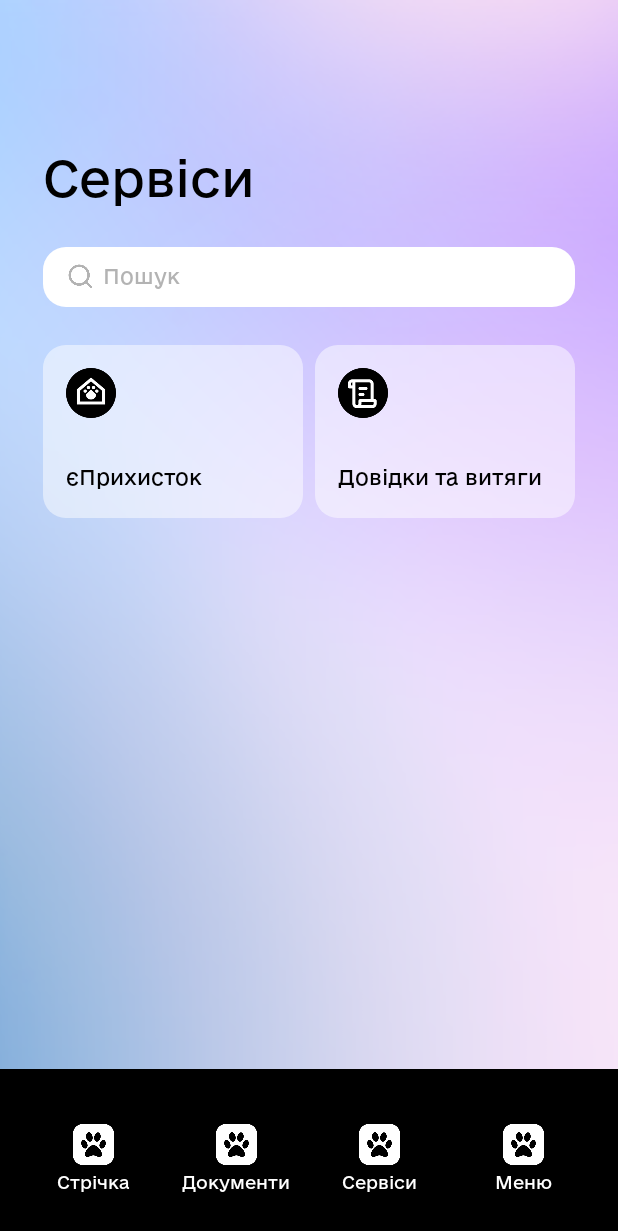
After one commit to kozlov4/ePet, an Android app: the ServicesFragment screen opened through its navigation route, on a phone screen of 412 x 824 dp. The commit adds this screen. Shown: the top 1231 px of the screen. Run offline under Robolectric (Android 15) with nearby library versions, the phone set to English and light mode, and no system bars.

Commit message:
Додана сторінка сервісів

```diff
--- a/android/app/src/main/java/com/example/epet/ui/main/view/MainActivity.kt
+++ b/android/app/src/main/java/com/example/epet/ui/main/view/MainActivity.kt
@@ -57,6 +57,12 @@
                 navController.navigate(R.id.fragment_documents, null, navOptions)
             }
         }
+
+        ll_to_services.setOnClickListener {
+            if (navController.currentDestination?.id != R.id.fragment_services) {
+                navController.navigate(R.id.fragment_services, null, navOptions)
+            }
+        }
     }
 
     /** Ініціалізація навігаційного інтерфейсу **/
--- /dev/null
+++ b/android/app/src/main/java/com/example/epet/ui/main/view/ServicesFragment.kt
@@ -0,0 +1,27 @@
+package com.example.epet.ui.main.view
+
+import android.os.Bundle
+import android.view.LayoutInflater
+import android.view.View
+import android.view.ViewGroup
+import android.widget.TextView
+import androidx.appcompat.widget.AppCompatButton
+import androidx.fragment.app.Fragment
+import androidx.navigation.fragment.findNavController
+import com.example.epet.R
+
+class ServicesFragment : Fragment() {
+
+    override fun onCreateView(inflater: LayoutInflater, container: ViewGroup?, savedInstanceState: Bundle?): View? {
+        return inflater.inflate(R.layout.fragment_services, container, false)
+    }
+
+    override fun onViewCreated(view: View, savedInstanceState: Bundle?) {
+        super.onViewCreated(view, savedInstanceState)
+        initViews(view)
+    }
+
+    /** Ініціалізація всіх елементів інтерфейсу **/
+    private fun initViews(view: View) {
+    }
+}
--- /dev/null
+++ b/android/app/src/main/res/drawable/bg_services.xml
@@ -0,0 +1,6 @@
+<?xml version="1.0" encoding="utf-8"?>
+<shape xmlns:android="http://schemas.android.com/apk/res/android"
+    android:shape="rectangle">
+    <solid android:color="#80FFFFFF"/>
+    <corners android:radius="15dp"/>
+</shape>
--- /dev/null
+++ b/android/app/src/main/res/layout/fragment_services.xml
@@ -0,0 +1,183 @@
+<?xml version="1.0" encoding="utf-8"?>
+<androidx.constraintlayout.widget.ConstraintLayout xmlns:android="http://schemas.android.com/apk/res/android"
+    xmlns:app="http://schemas.android.com/apk/res-auto"
+    android:layout_width="match_parent"
+    android:layout_height="match_parent"
+    android:background="@drawable/bg_gradient">
+
+    <TextView
+        android:id="@+id/tv_tittletext"
+        android:layout_width="wrap_content"
+        android:layout_height="wrap_content"
+        android:fontFamily="@font/e_ukraine_regular"
+        android:text="Сервіси"
+        android:textColor="@android:color/black"
+        android:textSize="32sp"
+        app:layout_constraintStart_toStartOf="@+id/guideline_vertical_left"
+        app:layout_constraintTop_toTopOf="@+id/guideline_horizontal_text" />
+
+    <androidx.constraintlayout.widget.ConstraintLayout
+        android:id="@+id/ll_search"
+        android:layout_width="0dp"
+        android:layout_height="40dp"
+        android:orientation="vertical"
+        android:background="@drawable/bg_white"
+        app:layout_constraintStart_toStartOf="@+id/guideline_vertical_left"
+        app:layout_constraintEnd_toEndOf="@+id/guideline_vertical_right"
+        app:layout_constraintTop_toTopOf="@+id/guideline_horizontal_search">
+
+        <ImageView
+            android:id="@+id/iv_magnifier"
+            android:layout_width="30dp"
+            android:layout_height="0dp"
+            android:scaleType="centerCrop"
+            android:padding="10dp"
+            android:layout_marginLeft="10dp"
+            android:src="@drawable/icon_magnifier"
+            app:layout_constraintStart_toStartOf="@+id/ll_search"
+            app:layout_constraintTop_toTopOf="@+id/ll_search"
+            app:layout_constraintBottom_toBottomOf="@+id/ll_search"/>
+
+        <EditText
+            android:id="@+id/et_search"
+            android:layout_width="0dp"
+            android:layout_height="0dp"
+            android:background="@null"
+            android:fontFamily="@font/e_ukraine_regular"
+            android:hint="Пошук"
+            android:inputType="text"
+            android:paddingHorizontal="0dp"
+            android:textColor="@color/black"
+            android:textColorHint="@color/gray_hint_text"
+            android:textSize="13sp"
+            app:layout_constraintBottom_toBottomOf="@+id/ll_search"
+            app:layout_constraintEnd_toEndOf="parent"
+            app:layout_constraintStart_toEndOf="@+id/iv_magnifier"
+            app:layout_constraintTop_toTopOf="@+id/ll_search" />
+
+    </androidx.constraintlayout.widget.ConstraintLayout>
+
+    <GridLayout
+        android:layout_width="0dp"
+        android:layout_height="0dp"
+        android:columnCount="2"
+        android:rowCount="3"
+        android:layout_marginTop="25dp"
+        app:layout_constraintBottom_toBottomOf="parent"
+        app:layout_constraintEnd_toEndOf="@+id/guideline_vertical_right"
+        app:layout_constraintStart_toStartOf="@+id/guideline_vertical_left"
+        app:layout_constraintTop_toBottomOf="@+id/ll_search">
+
+        <androidx.cardview.widget.CardView
+            android:id="@+id/card_shelter"
+            android:layout_width="0dp"
+            android:layout_height="115dp"
+            android:layout_columnWeight="1"
+            android:layout_marginRight="4dp"
+            app:cardElevation="0dp"
+            android:clickable="true"
+            android:focusable="true"
+            app:cardBackgroundColor="@android:color/transparent">
+
+            <androidx.constraintlayout.widget.ConstraintLayout
+                android:layout_width="match_parent"
+                android:layout_height="match_parent"
+                android:background="@drawable/bg_services">
+
+                <ImageView
+                    android:layout_width="33dp"
+                    android:layout_height="33dp"
+                    android:scaleType="centerCrop"
+                    android:padding="0dp"
+                    android:layout_marginLeft="15dp"
+                    android:layout_marginTop="15dp"
+                    android:src="@drawable/icon_shelter"
+                    app:layout_constraintStart_toStartOf="parent"
+                    app:layout_constraintTop_toTopOf="parent" />
+
+                <TextView
+                    android:layout_width="wrap_content"
+                    android:layout_height="wrap_content"
+                    android:fontFamily="@font/e_ukraine_regular"
+                    android:text="єПрихисток"
+                    android:textColor="@android:color/black"
+                    android:textSize="13sp"
+                    android:layout_marginLeft="15dp"
+                    android:layout_marginBottom="17dp"
+                    app:layout_constraintBottom_toBottomOf="parent"
+                    app:layout_constraintStart_toStartOf="parent"/>
+            </androidx.constraintlayout.widget.ConstraintLayout>
+        </androidx.cardview.widget.CardView>
+
+        <androidx.cardview.widget.CardView
+            android:id="@+id/card_documents"
+            android:layout_width="0dp"
+            android:layout_height="115dp"
+            android:layout_columnWeight="1"
+            android:layout_marginLeft="4dp"
+            app:cardElevation="0dp"
+            android:clickable="true"
+            android:focusable="true"
+            app:cardBackgroundColor="@android:color/transparent">
+
+            <androidx.constraintlayout.widget.ConstraintLayout
+                android:layout_width="match_parent"
+                android:layout_height="match_parent"
+                android:background="@drawable/bg_services">
+
+                <ImageView
+                    android:layout_width="33dp"
+                    android:layout_height="33dp"
+                    android:scaleType="centerCrop"
+                    android:padding="0dp"
+                    android:layout_marginLeft="15dp"
+                    android:layout_marginTop="15dp"
+                    android:src="@drawable/icon_document"
+                    app:layout_constraintStart_toStartOf="parent"
+                    app:layout_constraintTop_toTopOf="parent" />
+
+                <TextView
+                    android:layout_width="wrap_content"
+                    android:layout_height="wrap_content"
+                    android:fontFamily="@font/e_ukraine_regular"
+                    android:text="Довідки та витяги"
+                    android:textColor="@android:color/black"
+                    android:textSize="13sp"
+                    android:layout_marginLeft="15dp"
+                    android:layout_marginBottom="17dp"
+                    app:layout_constraintBottom_toBottomOf="parent"
+                    app:layout_constraintStart_toStartOf="parent"/>
+            </androidx.constraintlayout.widget.ConstraintLayout>
+        </androidx.cardview.widget.CardView>
+    </GridLayout>
+
+    <androidx.constraintlayout.widget.Guideline
+        android:id="@+id/guideline_horizontal_text"
+        android:layout_width="wrap_content"
+        android:layout_height="wrap_content"
+        android:orientation="horizontal"
+        app:layout_constraintGuide_percent="0.12" />
+
+    <androidx.constraintlayout.widget.Guideline
+        android:id="@+id/guideline_horizontal_search"
+        android:layout_width="wrap_content"
+        android:layout_height="wrap_content"
+        android:orientation="horizontal"
+        app:layout_constraintGuide_percent="0.2" />
+
+    <androidx.constraintlayout.widget.Guideline
+        android:id="@+id/guideline_vertical_left"
+        android:layout_width="wrap_content"
+        android:layout_height="wrap_content"
+        android:orientation="vertical"
+        app:layout_constraintGuide_percent="0.07" />
+
+    <androidx.constraintlayout.widget.Guideline
+        android:id="@+id/guideline_vertical_right"
+        android:layout_width="wrap_content"
+        android:layout_height="wrap_content"
+        android:orientation="vertical"
+        app:layout_constraintGuide_percent="0.93" />
+
+
+</androidx.constraintlayout.widget.ConstraintLayout>
--- a/android/app/src/main/res/navigation/nav_graph_main.xml
+++ b/android/app/src/main/res/navigation/nav_graph_main.xml
@@ -11,4 +11,8 @@
     <fragment
         android:id="@+id/fragment_documents"
         android:name="com.example.epet.ui.main.view.DocumentsFragment" />
+
+    <fragment
+        android:id="@+id/fragment_services"
+        android:name="com.example.epet.ui.main.view.ServicesFragment" />
 </navigation>
```
Also changed, not shown: android/app/src/main/res/drawable/icon_document.png (added), android/app/src/main/res/drawable/icon_magnifier.png (added), android/app/src/main/res/drawable/icon_shelter.png (added).
